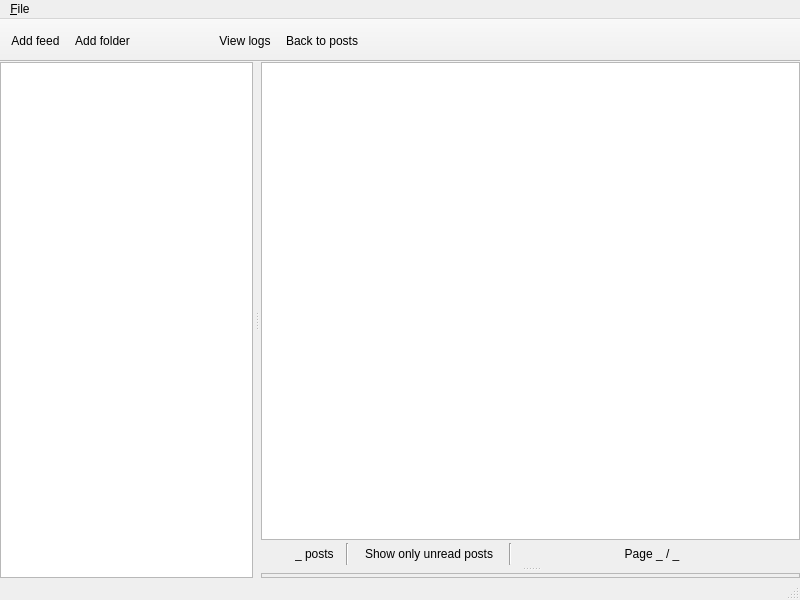
Before: the Qt Designer form client-desktop/src/MainWindow.ui in zappatic/ZapFeedReader, drawn with Qt 5.
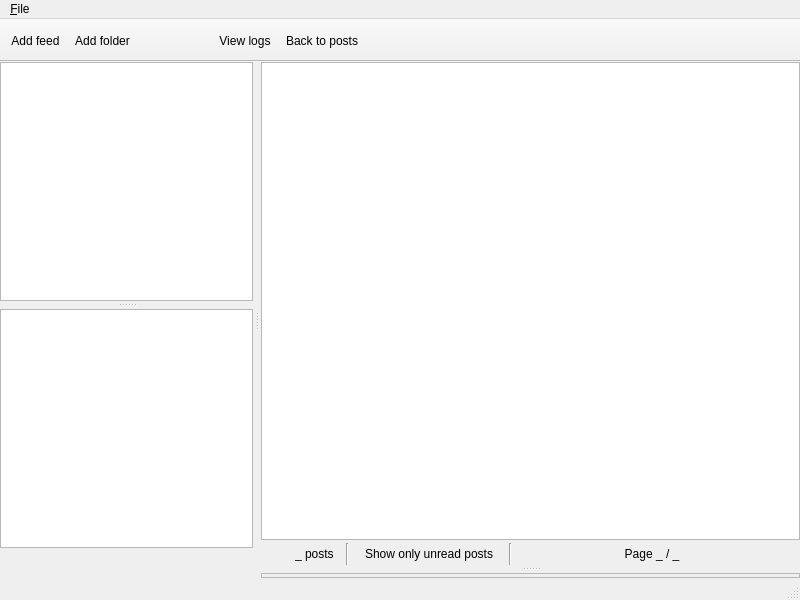
After: the same form once the commit is applied. Custom widgets are drawn as their Qt base class.

Commit message: visualize used flags

What changed in the file:
```diff
--- a/client-desktop/src/MainWindow.ui
+++ b/client-desktop/src/MainWindow.ui
@@ -44,6 +44,22 @@
       <property name="childrenCollapsible">
        <bool>false</bool>
       </property>
+      <widget class="QWidget" name="verticalLayoutWidget_2">
+       <layout class="QVBoxLayout" name="verticalLayout_5">
+        <property name="spacing">
+         <number>0</number>
+        </property>
+        <item>
+         <widget class="QSplitter" name="splitterLeftInner">
+          <property name="orientation">
+           <enum>Qt::Vertical</enum>
+          </property>
+          <property name="handleWidth">
+           <number>8</number>
+          </property>
+          <property name="childrenCollapsible">
+           <bool>false</bool>
+          </property>
       <widget class="ZapFR::Client::TreeViewSources" name="treeViewSources">
        <property name="contextMenuPolicy">
         <enum>Qt::CustomContextMenu</enum>
@@ -70,6 +86,105 @@
         <bool>false</bool>
        </property>
       </widget>
+          <widget class="QTableView" name="tableViewScriptFolders"/>
+         </widget>
+        </item>
+        <item>
+         <widget class="QFrame" name="frameFlagFilters">
+          <layout class="QHBoxLayout" name="horizontalLayout_5">
+           <property name="spacing">
+            <number>0</number>
+           </property>
+           <property name="leftMargin">
+            <number>0</number>
+           </property>
+           <property name="topMargin">
+            <number>0</number>
+           </property>
+           <property name="rightMargin">
+            <number>0</number>
+           </property>
+           <property name="bottomMargin">
+            <number>0</number>
+           </property>
+           <item>
+            <widget class="ZapFR::Client::PopupFlag" name="widgetFilterFlagBlue" native="true">
+             <property name="minimumSize">
+              <size>
+               <width>30</width>
+               <height>30</height>
+              </size>
+             </property>
+            </widget>
+           </item>
+           <item>
+            <widget class="ZapFR::Client::PopupFlag" name="widgetFilterFlagGreen" native="true">
+             <property name="minimumSize">
+              <size>
+               <width>30</width>
+               <height>30</height>
+              </size>
+             </property>
+            </widget>
+           </item>
+           <item>
+            <widget class="ZapFR::Client::PopupFlag" name="widgetFilterFlagYellow" native="true">
+             <property name="minimumSize">
+              <size>
+               <width>30</width>
+               <height>30</height>
+              </size>
+             </property>
+            </widget>
+           </item>
+           <item>
+            <widget class="ZapFR::Client::PopupFlag" name="widgetFilterFlagOrange" native="true">
+             <property name="minimumSize">
+              <size>
+               <width>30</width>
+               <height>30</height>
+              </size>
+             </property>
+            </widget>
+           </item>
+           <item>
+            <widget class="ZapFR::Client::PopupFlag" name="widgetFilterFlagRed" native="true">
+             <property name="minimumSize">
+              <size>
+               <width>30</width>
+               <height>30</height>
+              </size>
+             </property>
+            </widget>
+           </item>
+           <item>
+            <widget class="ZapFR::Client::PopupFlag" name="widgetFilterFlagPurple" native="true">
+             <property name="minimumSize">
+              <size>
+               <width>30</width>
+               <height>30</height>
+              </size>
+             </property>
+            </widget>
+           </item>
+           <item>
+            <spacer name="horizontalSpacer_5">
+             <property name="orientation">
+              <enum>Qt::Horizontal</enum>
+             </property>
+             <property name="sizeHint" stdset="0">
+              <size>
+               <width>40</width>
+               <height>20</height>
+              </size>
+             </property>
+            </spacer>
+           </item>
+          </layout>
+         </widget>
+        </item>
+       </layout>
+      </widget>
       <widget class="QStackedWidget" name="stackedWidgetRight">
        <property name="currentIndex">
         <number>0</number>
@@ -634,6 +749,12 @@
    <extends>QTableView</extends>
    <header>TableViewLogs.h</header>
   </customwidget>
+  <customwidget>
+   <class>ZapFR::Client::PopupFlag</class>
+   <extends>QWidget</extends>
+   <header>PopupFlagChooser.h</header>
+   <container>1</container>
+  </customwidget>
  </customwidgets>
  <resources/>
  <connections/>
```
Lines whose indentation alone changed are shown as unchanged. The commit also changes 22 other files.
